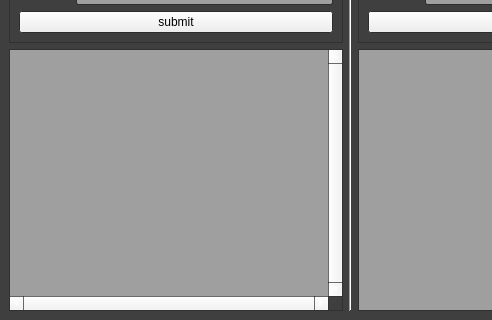
rexosorous/ninjamanager-bot, file main.ui: the form before one commit; both pictures show x 0 to 492 and y 130 to 450 of the 700 by 450 pixel window.
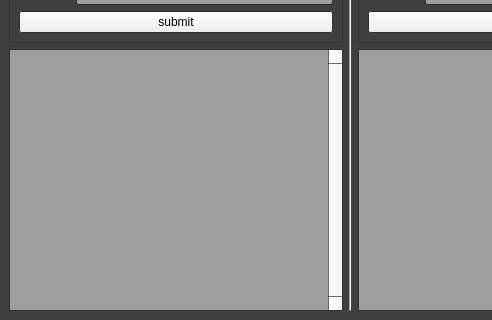
The form after the commit. Icons and pictures are not drawn.

Commit message: got rid of a horizontal bar in the gui

Diff of the .ui file:
```diff
--- a/main.ui
+++ b/main.ui
@@ -316,7 +316,7 @@
        <enum>Qt::ScrollBarAlwaysOn</enum>
       </property>
       <property name="horizontalScrollBarPolicy">
-       <enum>Qt::ScrollBarAlwaysOn</enum>
+       <enum>Qt::ScrollBarAlwaysOff</enum>
       </property>
      </widget>
     </item>
```
Left out of the diff: 3 changed lines with no effect on the pictures. The commit also changes 5 other files.
